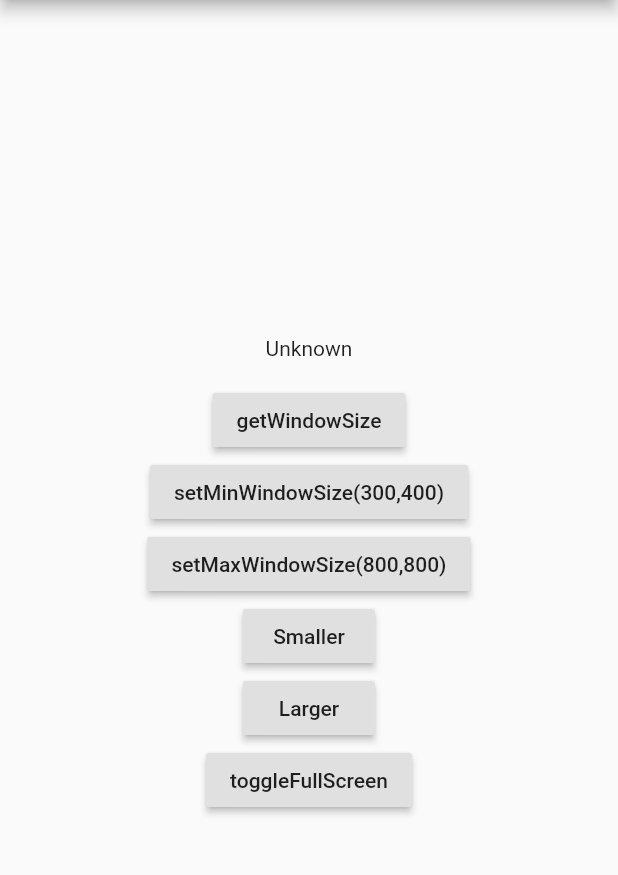
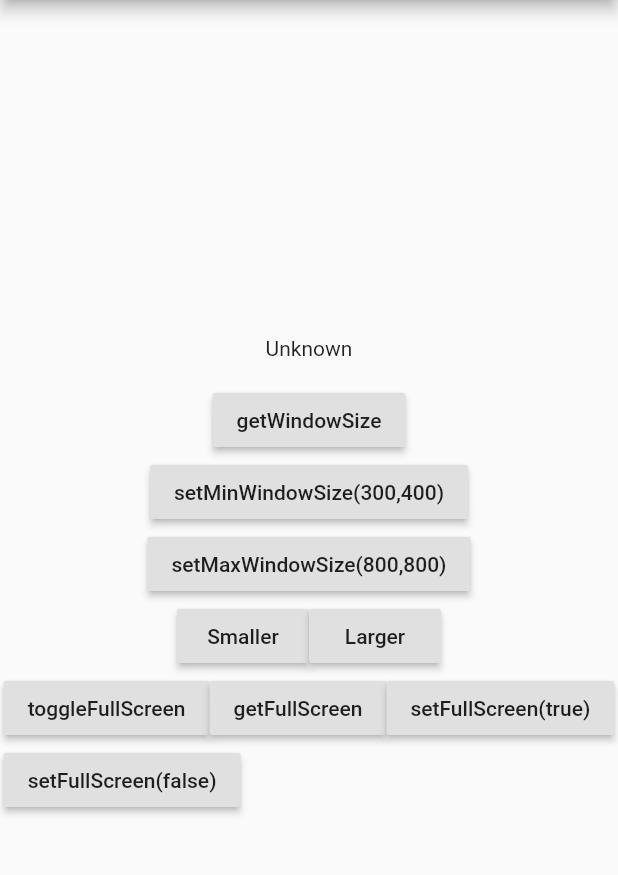
Before and after one commit to mix1009/desktop_window, a Flutter app: the screen it shows after launch, on a phone screen of 412 x 824 dp, the part 84-959 px from its top. Run offline on Flutter 3.47's test engine with Material 2 defaults, Android fonts, the phone set to English and light mode, and no system bars.

Commit message:
implement getFullScreen & setFullScreen for macos.

```diff
--- a/example/lib/main.dart
+++ b/example/lib/main.dart
@@ -41,45 +41,76 @@ class _MyAppState extends State<MyApp> {
             children: [
               Text('$_windowSize\n'),
               RaisedButton(
+                child: Text("getWindowSize"),
                 onPressed: _getWindowSize,
-                child: Text("getWindowSize"),
               ),
               RaisedButton(
+                child: Text("setMinWindowSize(300,400)"),
                 onPressed: () async {
                   await DesktopWindow.setMinWindowSize(Size(300, 400));
                 },
-                child: Text("setMinWindowSize(300,400)"),
               ),
               RaisedButton(
+                child: Text("setMaxWindowSize(800,800)"),
                 onPressed: () async {
                   await DesktopWindow.setMaxWindowSize(Size(800, 800));
                 },
-                child: Text("setMaxWindowSize(800,800)"),
               ),
+              Wrap(
+                children: [
                   RaisedButton(
+                    child: Text("Smaller"),
                     onPressed: () async {
                       var size = await DesktopWindow.getWindowSize();
                       await DesktopWindow.setWindowSize(
                           Size(size.width - 50, size.height - 50));
                       await _getWindowSize();
                     },
-                child: Text("Smaller"),
                   ),
                   RaisedButton(
+                    child: Text("Larger"),
                     onPressed: () async {
                       var size = await DesktopWindow.getWindowSize();
                       await DesktopWindow.setWindowSize(
                           Size(size.width + 50, size.height + 50));
                       await _getWindowSize();
                     },
-                child: Text("Larger"),
                   ),
+                ],
+              ),
+              Wrap(
+                children: [
                   RaisedButton(
+                    child: Text("toggleFullScreen"),
                     onPressed: () async {
                       await DesktopWindow.resetMaxWindowSize();
                       await DesktopWindow.toggleFullScreen();
                     },
-                child: Text("toggleFullScreen"),
+                  ),
+                  Builder(builder: (ctx) {
+                    return RaisedButton(
+                      child: Text("getFullScreen"),
+                      onPressed: () async {
+                        final isFullScreen =
+                            await DesktopWindow.getFullScreen();
+                        Scaffold.of(ctx).showSnackBar(SnackBar(
+                            content: Text('getFullScreen = $isFullScreen')));
+                      },
+                    );
+                  }),
+                  RaisedButton(
+                    child: Text("setFullScreen(true)"),
+                    onPressed: () async {
+                      await DesktopWindow.setFullScreen(true);
+                    },
+                  ),
+                  RaisedButton(
+                    child: Text("setFullScreen(false)"),
+                    onPressed: () async {
+                      await DesktopWindow.setFullScreen(false);
+                    },
+                  ),
+                ],
               ),
             ],
           ),
--- a/lib/desktop_window.dart
+++ b/lib/desktop_window.dart
@@ -39,7 +39,8 @@ class DesktopWindow {
   }
 
   static Future setFullScreen(bool fullscreen) async {
-    return await _channel.invokeMethod('setFullScreen', fullscreen);
+    return await _channel
+        .invokeMethod('setFullScreen', {'fullscreen': fullscreen});
   }
 
   static Future getFullScreen() async {
```
Also changed, not shown: example/pubspec.lock, 3 other files. Lines whose indentation alone changed are shown as unchanged.
